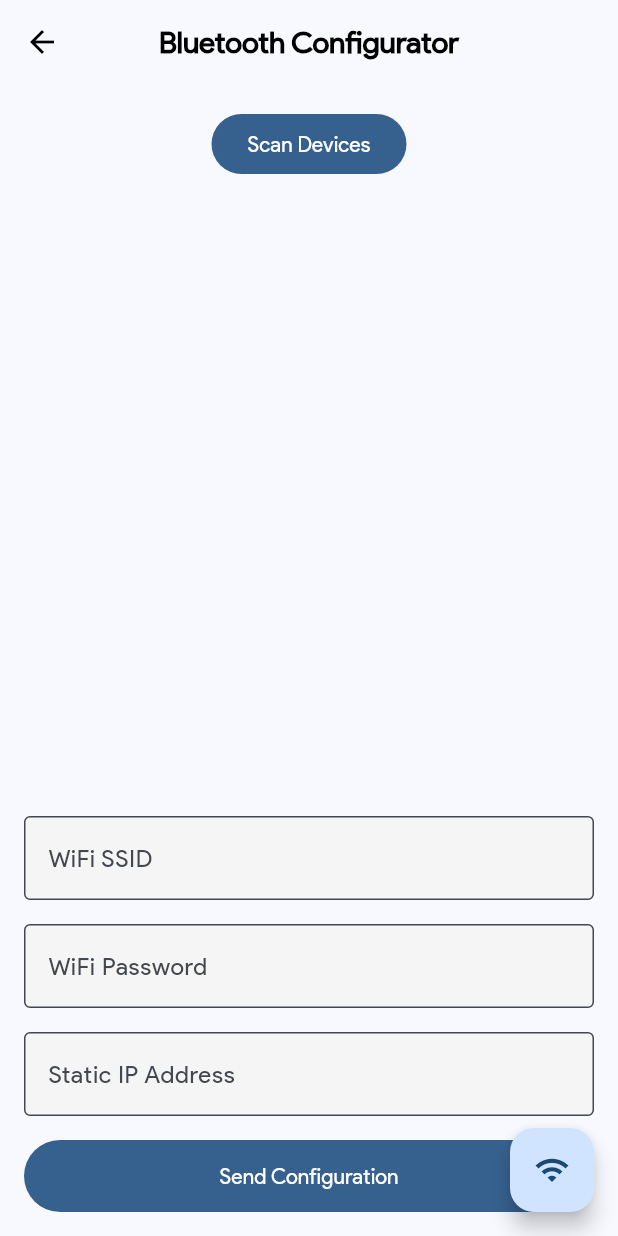
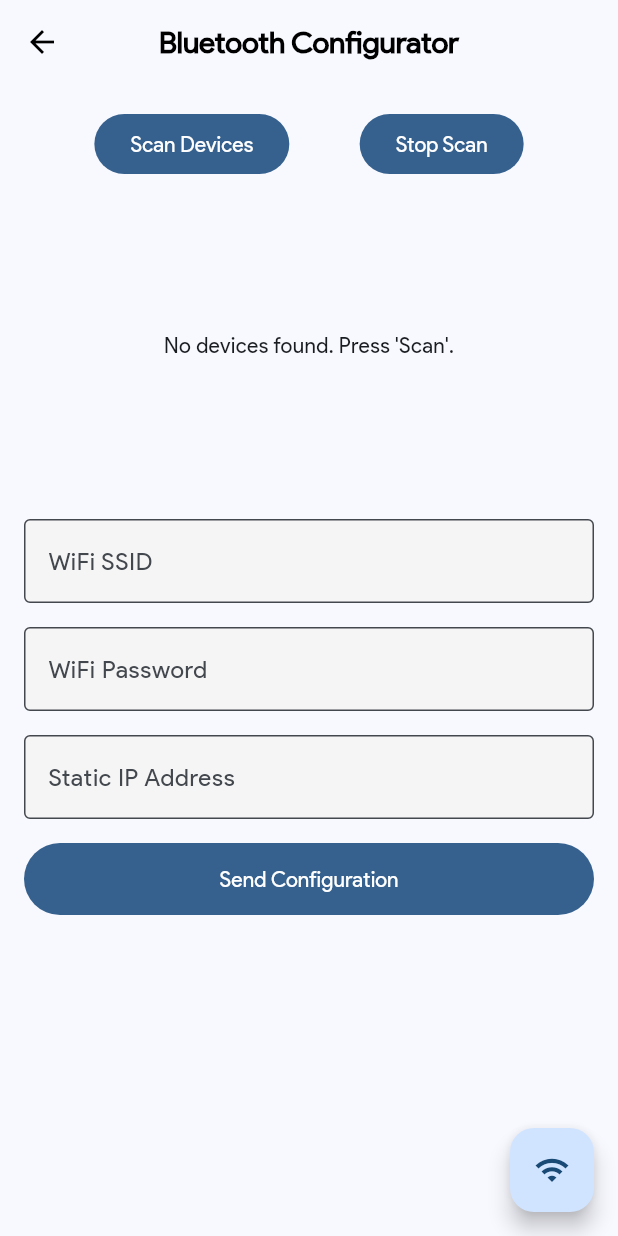
Before and after one commit to VP7985/bluefi, a Flutter app: the BluetoothConfigScreen screen opened by its route, on a phone screen of 412 x 824 dp. Run offline on Flutter 3.47's test engine with Material 3 defaults, Android fonts, the phone set to English and light mode, and no system bars; our stand-ins replace equatable, flutter_blue_plus, flutter_local_notifications, get, permission_handler; missing offline and left inert: mobile_scanner.

Commit message:
model and bluetooth

```diff
--- a/lib/models/device_model.dart
+++ b/lib/models/device_model.dart
@@ -1,13 +1,24 @@
-class DeviceModel {
+import 'package:equatable/equatable.dart';
+import 'package:flutter_blue_plus/flutter_blue_plus.dart';
+
+// Extend Equatable to handle object comparison
+class DeviceModel extends Equatable {
   final String id;
   final String name;
   final String? ipAddress;
   final String macAddress;
+  final BluetoothDevice? device;
 
-  DeviceModel({
+  const DeviceModel({
     required this.id,
     required this.name,
     this.ipAddress,
     required this.macAddress,
+    this.device,
   });
+
+  // 'props' tells Equatable which properties to use for comparison.
+  // Two DeviceModel objects are now considered equal if their 'id' is the same.
+  @override
+  List<Object?> get props => [id];
 }
--- a/lib/screens/bluetooth_config_screen.dart
+++ b/lib/screens/bluetooth_config_screen.dart
@@ -1,6 +1,7 @@
 import 'package:flutter/material.dart';
 import 'package:get/get.dart';
 import '../controllers/bluetooth_controller.dart';
+import '../models/device_model.dart';
 import '../widgets/custom_text_field.dart';
 import 'qr_scanner_screen.dart';
 
@@ -25,42 +26,121 @@ class BluetoothConfigScreen extends StatelessWidget {
         ),
         body: Padding(
           padding: const EdgeInsets.all(16.0),
+          child: SingleChildScrollView( // Added to prevent overflow
             child: Column(
               children: [
                 Obx(() => controller.isWifiMode.value
-                  ? FilledButton(
+                    ? _buildWifiModeTopSection(controller)
+                    : _buildBluetoothModeTopSection(controller)),
+                const SizedBox(height: 16),
+                _buildConfigFields(controller),
+              ],
+            ),
+          ),
+        ),
+        floatingActionButton: FloatingActionButton(
+          onPressed: controller.toggleMode,
+          child: Obx(() => Icon(
+                controller.isWifiMode.value ? Icons.bluetooth : Icons.wifi,
+              )),
+        ),
+      ),
+    );
+  }
+
+  Widget _buildWifiModeTopSection(BluetoothController controller) {
+    return FilledButton(
       onPressed: () => Get.to(() => const QrScannerScreen()),
       child: const Text('Scan WiFi QR Code'),
-                    )
-                  : FilledButton(
-                      onPressed: controller.scanDevices,
-                      child: const Text('Scan Devices'),
+    );
+  }
+
+  Widget _buildBluetoothModeTopSection(BluetoothController controller) {
+    return Column(
+      children: [
+        Row(
+          mainAxisAlignment: MainAxisAlignment.spaceEvenly,
+          children: [
+            Obx(() => FilledButton(
+                  onPressed: controller.isScanning.value ? null : controller.scanDevices,
+                  child: Text(controller.isScanning.value ? 'Scanning...' : 'Scan Devices'),
                 )),
-              const SizedBox(height: 16),
-              Obx(() => controller.isWifiMode.value
-                  ? const SizedBox.shrink()
-                  : controller.isScanning.value
-                      ? const CircularProgressIndicator()
-                      : Expanded(
-                          child: ListView.builder(
+            FilledButton(
+              onPressed: controller.stopScan,
+              child: const Text('Stop Scan'),
+            ),
+          ],
+        ),
+        const SizedBox(height: 10),
+        Obx(() {
+           if (controller.isScanning.value && controller.devices.isEmpty) {
+             return const Center(child: CircularProgressIndicator());
+           }
+           // Use a fixed height to prevent layout jumps
+           return SizedBox(
+             height: 200,
+             child: controller.devices.isEmpty
+                 ? const Center(child: Text("No devices found. Press 'Scan'."))
+                 : ListView.builder(
                itemCount: controller.devices.length,
                itemBuilder: (context, index) {
                  final device = controller.devices[index];
                  return Card(
-                                child: ListTile(
+                   child: Obx(() => ListTile(
                      title: Text(device.name.isEmpty ? 'Unknown Device' : device.name),
-                                  subtitle: Text(device.id.toString()),
-                                  trailing: Obx(() => Radio(
+                     subtitle: Text(device.id),
+                     trailing: Radio<DeviceModel>(
                        value: device,
                        groupValue: controller.selectedDevice.value,
-                                        onChanged: (value) => controller.selectDevice(value!),
+                       // This is now safe because DeviceModel uses Equatable
+                       onChanged: (value) {
+                         if (value != null) {
+                           controller.selectDevice(value);
+                         }
+                       },
+                     ),
                    )),
-                                ),
                  );
                },
              ),
-                        )),
-              const SizedBox(height: 16),
+           );
+        }),
+      ],
+    );
+  }
+
+  Widget _buildConfigFields(BluetoothController controller) {
+    return Column(
+      children: [
+        Obx(() {
+          final selected = controller.selectedDevice.value;
+          final connected = controller.connectedDevice.value;
+          final isConnected = controller.isConnected.value;
+
+          if (controller.isWifiMode.value || selected == null) {
+            return const SizedBox.shrink();
+          }
+
+          return Column(
+            children: [
+              const Divider(height: 20),
+              Text(
+                "Selected: ${selected.name.isEmpty ? 'Unknown Device' : selected.name}",
+                style: const TextStyle(fontWeight: FontWeight.bold),
+              ),
+              if (isConnected && connected == selected)
+                Text("Status: Connected", style: TextStyle(color: Colors.green.shade700)),
+              const SizedBox(height: 10),
+              FilledButton(
+                onPressed: (isConnected && connected == selected)
+                    ? controller.disconnectFromDevice
+                    : controller.connectToSelectedDevice,
+                child: Text((isConnected && connected == selected) ? 'Disconnect' : 'Connect'),
+              ),
+              const Divider(height: 20),
+            ],
+          );
+        }),
         CustomTextField(
           controller: controller.ssidController,
           label: 'WiFi SSID',
@@ -85,15 +165,6 @@ class BluetoothConfigScreen extends StatelessWidget {
           child: const Text('Send Configuration'),
         ),
       ],
-          ),
-        ),
-        floatingActionButton: FloatingActionButton(
-          onPressed: controller.toggleMode,
-          child: Obx(() => Icon(
-                controller.isWifiMode.value ? Icons.bluetooth : Icons.wifi,
-              )),
-        ),
-      ),
     );
   }
 }
```
Also changed, not shown: lib/controllers/bluetooth_controller.dart (+69 -5 lines), lib/services/bluetooth_service.dart (+75 -28 lines). Lines whose indentation alone changed are shown as unchanged.
